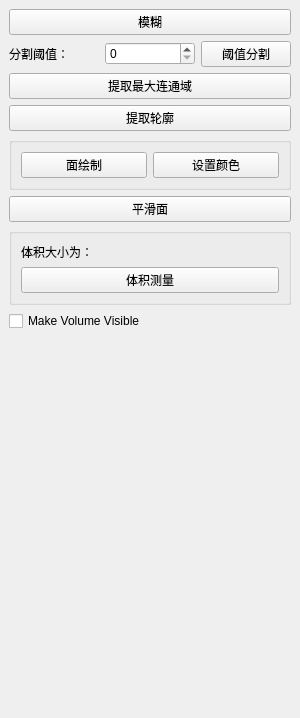
Before: the Qt Designer form ImageProcessWidget.ui in BigBrotherHui/itkvtkproject, drawn with Qt 5.
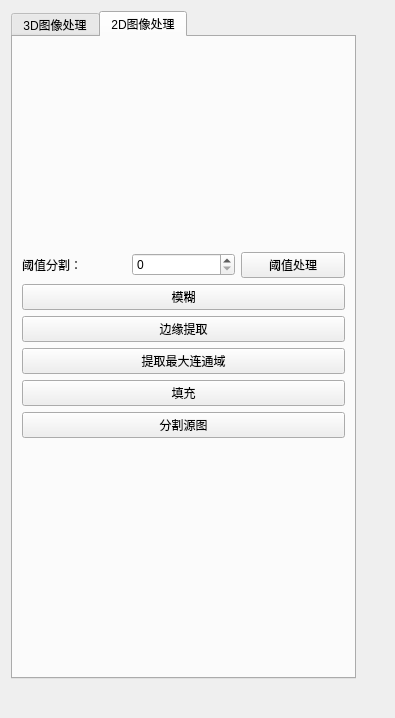
After: the same form once the commit is applied. Custom widgets are drawn as their Qt base class.

What changed in the file:
```diff
--- a/ImageProcessWidget.ui
+++ b/ImageProcessWidget.ui
@@ -6,7 +6,7 @@
    <rect>
     <x>0</x>
     <y>0</y>
-    <width>300</width>
+    <width>395</width>
     <height>718</height>
    </rect>
   </property>
@@ -18,8 +18,8 @@
   </property>
   <property name="minimumSize">
    <size>
-    <width>300</width>
-    <height>325</height>
+    <width>395</width>
+    <height>530</height>
    </size>
   </property>
   <property name="windowTitle">
@@ -32,14 +32,23 @@
      <verstretch>0</verstretch>
     </sizepolicy>
    </property>
-   <layout class="QVBoxLayout" name="verticalLayout">
-    <item>
-     <widget class="QPushButton" name="pushButton_blur">
-      <property name="text">
-       <string>模糊</string>
-      </property>
-     </widget>
-    </item>
+   <widget class="QTabWidget" name="tabWidget">
+    <property name="geometry">
+     <rect>
+      <x>11</x>
+      <y>11</y>
+      <width>345</width>
+      <height>668</height>
+     </rect>
+    </property>
+    <property name="currentIndex">
+     <number>1</number>
+    </property>
+    <widget class="QWidget" name="tab_3DImageProcess">
+     <attribute name="title">
+      <string>3D图像处理</string>
+     </attribute>
+     <layout class="QVBoxLayout" name="verticalLayout_2">
     <item>
      <layout class="QHBoxLayout" name="horizontalLayout">
       <item>
@@ -65,6 +74,13 @@
       </item>
      </layout>
     </item>
+      <item>
+       <widget class="QPushButton" name="pushButton_blur">
+        <property name="text">
+         <string>模糊</string>
+        </property>
+       </widget>
+      </item>
     <item>
      <widget class="QPushButton" name="pushButton_connectedComponentsWithStats">
       <property name="text">
@@ -154,14 +170,110 @@
       <property name="sizeHint" stdset="0">
        <size>
         <width>20</width>
-        <height>477</height>
+          <height>237</height>
        </size>
       </property>
      </spacer>
     </item>
    </layout>
   </widget>
- </widget>
+    <widget class="QWidget" name="tab_2DImageProcess">
+     <attribute name="title">
+      <string>2D图像处理</string>
+     </attribute>
+     <layout class="QVBoxLayout" name="verticalLayout">
+      <item>
+       <widget class="QVTKOpenGLNativeWidget" name="widget_imagewindow" native="true">
+        <property name="minimumSize">
+         <size>
+          <width>0</width>
+          <height>200</height>
+         </size>
+        </property>
+       </widget>
+      </item>
+      <item>
+       <layout class="QHBoxLayout" name="horizontalLayout_3">
+        <item>
+         <widget class="QLabel" name="label_3">
+          <property name="text">
+           <string>阈值分割：</string>
+          </property>
+         </widget>
+        </item>
+        <item>
+         <widget class="QSpinBox" name="spinBox_threshold_2d"/>
+        </item>
+        <item>
+         <widget class="QPushButton" name="pushButton_threshold_2d">
+          <property name="text">
+           <string>阈值处理</string>
+          </property>
+         </widget>
+        </item>
+       </layout>
+      </item>
+      <item>
+       <widget class="QPushButton" name="pushButton_blur_2d">
+        <property name="text">
+         <string>模糊</string>
+        </property>
+       </widget>
+      </item>
+      <item>
+       <widget class="QPushButton" name="pushButton_canny_2d">
+        <property name="text">
+         <string>边缘提取</string>
+        </property>
+       </widget>
+      </item>
+      <item>
+       <widget class="QPushButton" name="pushButton_extract_2d">
+        <property name="text">
+         <string>提取最大连通域</string>
+        </property>
+       </widget>
+      </item>
+      <item>
+       <widget class="QPushButton" name="pushButton_fill_2d">
+        <property name="text">
+         <string>填充</string>
+        </property>
+       </widget>
+      </item>
+      <item>
+       <widget class="QPushButton" name="pushButton_segment_2d">
+        <property name="text">
+         <string>分割源图</string>
+        </property>
+       </widget>
+      </item>
+      <item>
+       <spacer name="verticalSpacer_2">
+        <property name="orientation">
+         <enum>Qt::Vertical</enum>
+        </property>
+        <property name="sizeHint" stdset="0">
+         <size>
+          <width>20</width>
+          <height>196</height>
+         </size>
+        </property>
+       </spacer>
+      </item>
+     </layout>
+    </widget>
+   </widget>
+  </widget>
+ </widget>
+ <customwidgets>
+  <customwidget>
+   <class>QVTKOpenGLNativeWidget</class>
+   <extends>QWidget</extends>
+   <header>qvtkopenglnativewidget.h</header>
+   <container>1</container>
+  </customwidget>
+ </customwidgets>
  <resources/>
  <connections/>
 </ui>
```
Left out of the diff: 14 changed lines with no effect on the pictures. Lines whose indentation alone changed are shown as unchanged.
